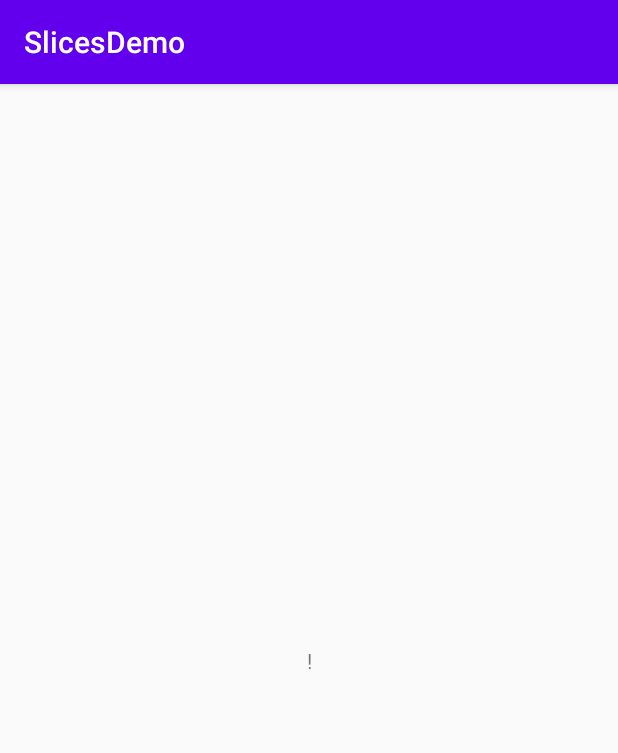
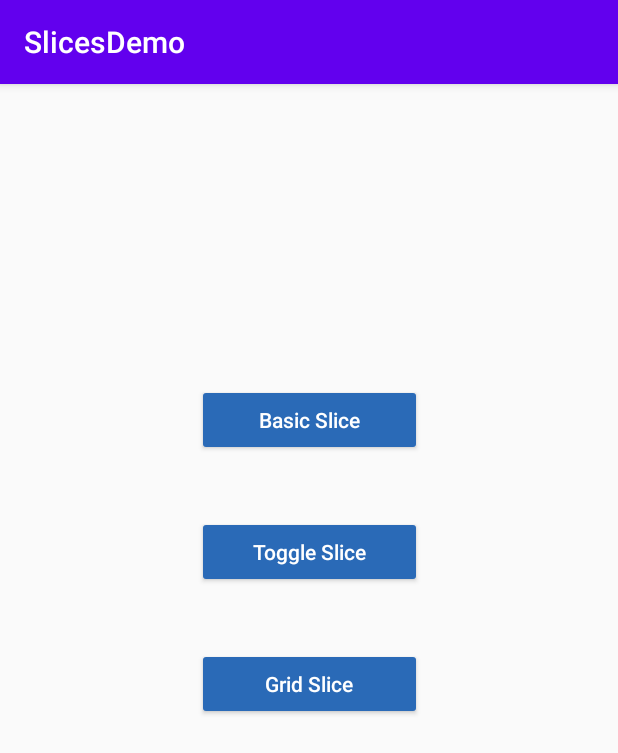
Before and after one commit to Jiteshw96/SlicesDemo, an Android app: the screen it shows after launch (MainActivity before the commit, LaunchActivity after it), on a phone screen of 412 x 824 dp. Shown: the top 753 px of the screen. Run offline under Robolectric (Android 15) with nearby library versions, the phone set to English and light mode, and no system bars; libraries missing offline, so code that uses them is left out: androidx.slice.

```diff
--- a/app/build.gradle
+++ b/app/build.gradle
@@ -5,12 +5,12 @@ android {
     buildToolsVersion "29.0.3"
 
     defaultConfig {
-        applicationId "com.example.slicesdemo"
+        applicationId "com.atos.slicesdemo"
         minSdkVersion 28
         targetSdkVersion 29
         versionCode 1
         versionName "1.0"
-
+        vectorDrawables.useSupportLibrary = true
         testInstrumentationRunner "androidx.test.runner.AndroidJUnitRunner"
     }
 
--- /dev/null
+++ b/app/src/main/java/com/atos/slicesdemo/LaunchActivity.java
@@ -0,0 +1,158 @@
+package com.atos.slicesdemo;
+
+import androidx.appcompat.app.AppCompatActivity;
+import androidx.slice.SliceManager;
+
+import android.content.ContentResolver;
+import android.content.Context;
+import android.content.Intent;
+import android.content.pm.ApplicationInfo;
+import android.content.pm.PackageManager;
+import android.content.pm.ResolveInfo;
+import android.net.Uri;
+import android.os.Bundle;
+import android.service.voice.VoiceInteractionService;
+import android.view.View;
+import android.widget.Button;
+import android.widget.Toast;
+
+import java.sql.Struct;
+import java.util.List;
+
+public class LaunchActivity extends AppCompatActivity {
+
+    private static final String SLICE_AUTHORITY = "com.atos.slicesdemo";
+    Button basicLaunchBtn, toggleLaunchButton, gridLaunchButton;
+    String sliceViewerPackageName;
+
+    @Override
+    protected void onCreate(Bundle savedInstanceState) {
+        super.onCreate(savedInstanceState);
+        setContentView(R.layout.activity_main);
+        grantSlicePermissions();
+
+        basicLaunchBtn = findViewById(R.id.button);
+        toggleLaunchButton = findViewById(R.id.button2);
+        gridLaunchButton = findViewById(R.id.button3);
+        sliceViewerPackageName = getString(R.string.slice_viewer_application_package_name);
+
+        basicLaunchBtn.setOnClickListener(new View.OnClickListener() {
+
+            @Override
+            public void onClick(View view) {
+
+                launchSliceViewerApp();
+            }
+        });
+
+
+        toggleLaunchButton.setOnClickListener(new View.OnClickListener() {
+            @Override
+            public void onClick(View view) {
+                launchSliceViewerAppToggle();
+            }
+        });
+        gridLaunchButton.setOnClickListener(new View.OnClickListener() {
+            @Override
+            public void onClick(View view) {
+                launchSliceViewerAppGrid();
+            }
+        });
+    }
+
+
+    public boolean isSliceViewerInstalled() {
+
+        PackageManager packageManager = getApplicationContext().getPackageManager();
+
+        try {
+            packageManager.getPackageInfo(sliceViewerPackageName, PackageManager.GET_ACTIVITIES);
+            return true;
+        } catch (PackageManager.NameNotFoundException e) {
+            Toast.makeText(getApplicationContext(), "Slice-Viewer app not Installed", Toast.LENGTH_SHORT).show();
+            e.printStackTrace();
+        }
+        return false;
+    }
+
+
+    public boolean isSliceViewerApplicationEnabled() {
+        boolean status = false;
+
+        try {
+            ApplicationInfo applicationInfo = getApplicationContext().getPackageManager().getApplicationInfo(sliceViewerPackageName, 0);
+
+            if (applicationInfo != null) {
+                status = applicationInfo.enabled;
+            }
+        } catch (PackageManager.NameNotFoundException e) {
+            Toast.makeText(getApplicationContext(), "Slice-Viewer app not Enabled", Toast.LENGTH_SHORT).show();
+            e.printStackTrace();
+        }
+
+        return status;
+
+    }
+
+    private void launchSliceViewerApp() {
+
+        if (isSliceViewerInstalled() && isSliceViewerApplicationEnabled()) {
+            String uri = "slice-content://com.atos.slicesdemo/launchactivity";
+            Intent intent = new Intent(Intent.ACTION_VIEW, Uri.parse(uri));
+            startActivity(intent);
+
+
+        }
+    }
+
+    private void launchSliceViewerAppToggle() {
+
+        if (isSliceViewerInstalled() && isSliceViewerApplicationEnabled()) {
+            String uri = "slice-content://com.atos.slicesdemo/wifi";
+            Intent intent = new Intent(Intent.ACTION_VIEW, Uri.parse(uri));
+            startActivity(intent);
+
+
+        }
+    }
+
+    private void launchSliceViewerAppGrid() {
+
+        if (isSliceViewerInstalled() && isSliceViewerApplicationEnabled()) {
+            String uri = "slice-content://com.atos.slicesdemo/kotlin";
+            Intent intent = new Intent(Intent.ACTION_VIEW, Uri.parse(uri));
+            startActivity(intent);
+
+
+        }
+    }
+
+    private void grantSlicePermissions() {
+
+        Context context = getApplicationContext();
+        Uri sliceProviderUri = new Uri.Builder()
+                .scheme(ContentResolver.SCHEME_CONTENT)
+                .authority(SLICE_AUTHORITY)
+                .build();
+
+        String assistantPackage = getAssistantPackage(context);
+        if(assistantPackage == null){
+            return;
+
+        }
+
+        SliceManager.getInstance(context).grantSlicePermission(assistantPackage,sliceProviderUri);
+    }
+
+
+    private String getAssistantPackage(Context context){
+        PackageManager packageManager = context.getPackageManager();
+        List<ResolveInfo> resolveInfosList = packageManager.queryIntentServices(
+                new Intent(VoiceInteractionService.SERVICE_INTERFACE),0);
+
+        if(resolveInfosList.isEmpty()){
+            return null;
+        }
+        return  resolveInfosList.get(0).serviceInfo.packageName;
+    }
+}
--- a/app/src/main/java/com/example/slicesdemo/MainActivity.java
+++ /dev/null
@@ -1,18 +0,0 @@
-package com.example.slicesdemo;
-
-import androidx.appcompat.app.AppCompatActivity;
-
-import android.content.Context;
-import android.net.wifi.WifiManager;
-import android.os.Bundle;
-
-import static com.example.slicesdemo.MyBroadCastReceiver.EXTRA_VALUE_KEY;
-
-public class MainActivity extends AppCompatActivity {
-
-    @Override
-    protected void onCreate(Bundle savedInstanceState) {
-        super.onCreate(savedInstanceState);
-        setContentView(R.layout.activity_main);
-    }
-}
--- a/app/src/main/res/layout/activity_main.xml
+++ b/app/src/main/res/layout/activity_main.xml
@@ -4,15 +4,45 @@
     xmlns:tools="http://schemas.android.com/tools"
     android:layout_width="match_parent"
     android:layout_height="match_parent"
-    tools:context=".MainActivity">
+    tools:context=".LaunchActivity">
 
-    <TextView
-        android:layout_width="wrap_content"
-        android:layout_height="wrap_content"
-        android:text="!"
-        app:layout_constraintBottom_toBottomOf="parent"
-        app:layout_constraintLeft_toLeftOf="parent"
-        app:layout_constraintRight_toRightOf="parent"
+
+    <Button
+        android:id="@+id/button"
+        android:layout_width="150dp"
+        android:layout_height="0dp"
+        android:layout_marginTop="200dp"
+        android:backgroundTint="@color/colorBtn"
+        android:text="Basic Slice"
+        android:textAllCaps="false"
+        android:textColor="@android:color/white"
+        app:layout_constraintEnd_toEndOf="parent"
+        app:layout_constraintStart_toStartOf="parent"
         app:layout_constraintTop_toTopOf="parent" />
 
+    <Button
+        android:id="@+id/button2"
+        android:layout_width="150dp"
+        android:layout_height="wrap_content"
+        android:layout_marginTop="40dp"
+        android:backgroundTint="@color/colorBtn"
+        android:text="Toggle Slice"
+        android:textAllCaps="false"
+        android:textColor="@android:color/white"
+        app:layout_constraintEnd_toEndOf="parent"
+        app:layout_constraintStart_toStartOf="parent"
+        app:layout_constraintTop_toBottomOf="@+id/button" />
+
+    <Button
+        android:id="@+id/button3"
+        android:layout_width="150dp"
+        android:layout_height="wrap_content"
+        android:layout_marginTop="40dp"
+        android:backgroundTint="@color/colorBtn"
+        android:text="Grid Slice"
+        android:textAllCaps="false"
+        android:textColor="@android:color/white"
+        app:layout_constraintEnd_toEndOf="parent"
+        app:layout_constraintStart_toStartOf="parent"
+        app:layout_constraintTop_toBottomOf="@+id/button2" />
 </androidx.constraintlayout.widget.ConstraintLayout>
--- a/app/src/main/res/values/colors.xml
+++ b/app/src/main/res/values/colors.xml
@@ -3,4 +3,6 @@
     <color name="colorPrimary">#6200EE</color>
     <color name="colorPrimaryDark">#3700B3</color>
     <color name="colorAccent">#03DAC5</color>
+    <color name="colorBtn">#2A6AB7</color>
+    <color name="colorText">#FFFFFF</color>
 </resources>
--- a/app/src/main/res/values/strings.xml
+++ b/app/src/main/res/values/strings.xml
@@ -1,3 +1,5 @@
 <resources>
     <string name="app_name">SlicesDemo</string>
+
+    <string name="slice_viewer_application_package_name">com.atos.android.sliceviewer</string>
 </resources>
```
Also changed, not shown: app/src/main/AndroidManifest.xml (+6 -3 lines), app/src/main/java/com/atos/slicesdemo/AppSliceProvider.java (added, +155 -0 lines), app/src/main/java/com/atos/slicesdemo/MyBroadCastReceiver.java (renamed from app/src/main/java/com/example/slicesdemo/MyBroadCastReceiver.java, +4 -4 lines), app/src/main/java/com/example/slicesdemo/AppSliceProvider.java (deleted, +0 -107 lines), 4 other files.
